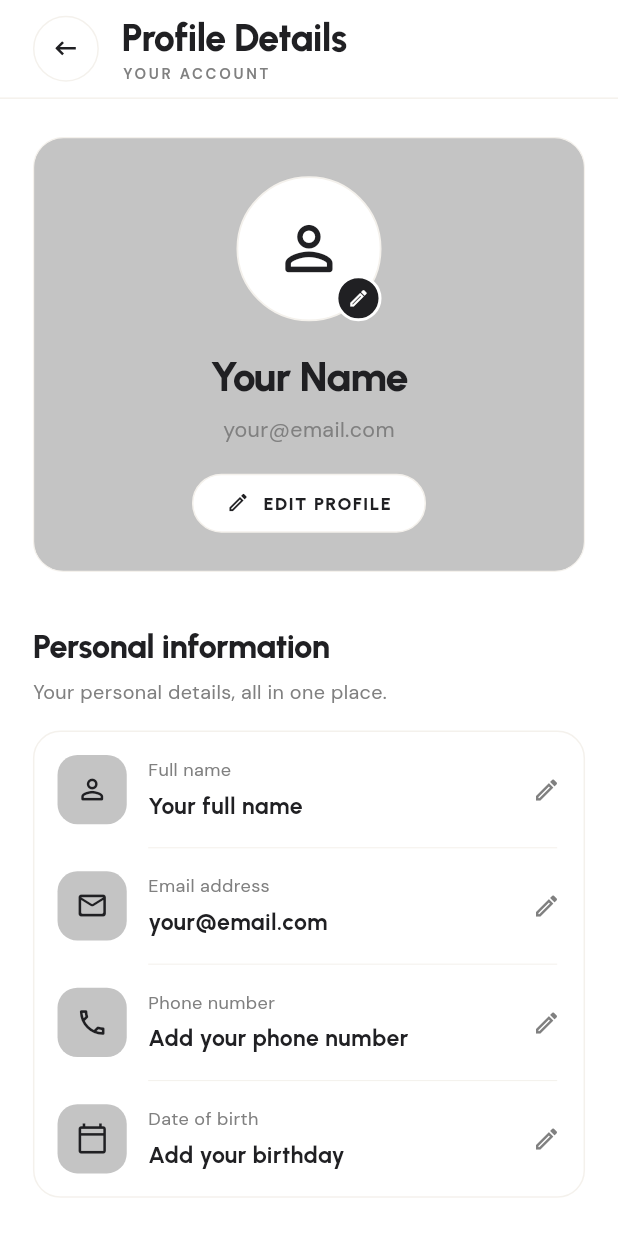
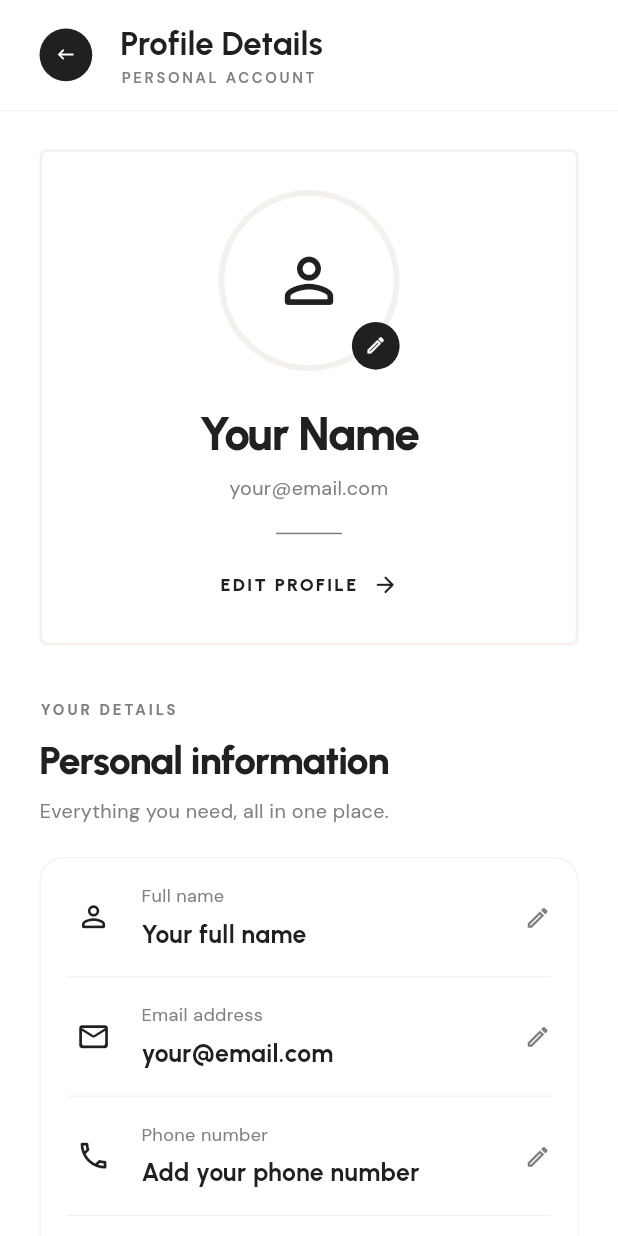
Before and after one commit to dhruvathevisiontech-cpu/maliaextention, a Flutter app: the Profiledetailsview screen opened by its route, on a phone screen of 412 x 824 dp. Run offline on Flutter 3.47's test engine with Material 3 defaults, Android fonts, the light colour scheme and no system bars; our stand-ins replace auto_size_text, carousel_slider, dotted_border, file_picker, flutter_screenutil, flutter_svg and 3 more; missing offline and left inert: phone_numbers_parser; accounts and stored records are empty; project files that could hold a hidden picture were left out.

Commit message:
New Changes

```diff
--- a/lib/apps/module/ProfileScreen/profiledetails/view/profiledetailsview.dart
+++ b/lib/apps/module/ProfileScreen/profiledetails/view/profiledetailsview.dart
@@ -7,6 +7,7 @@ import 'package:maliaextention/color/colorstheam.dart';
 import 'package:flutter_screenutil/flutter_screenutil.dart';
 import 'package:maliaextention/apps/module/bottomnavigation/controller/bottomnavigationcontroller.dart';
 import 'package:maliaextention/apps/module/ProfileScreen/profiledetails/controller/profiledetailscontroller.dart';
+
 class Profiledetailsview extends GetView<Profiledetailscontroller> {
   const Profiledetailsview({super.key});
 
@@ -25,14 +26,14 @@ class Profiledetailsview extends GetView<Profiledetailscontroller> {
           backgroundColor: Colorstheam.white,
           elevation: 0,
           scrolledUnderElevation: 0,
-          toolbarHeight: 64.h,
+          toolbarHeight: 72.h,
           titleSpacing: 0,
           title: Padding(
-            padding: EdgeInsets.symmetric(horizontal: 20.w),
+            padding: EdgeInsets.symmetric(horizontal: 24.w),
             child: Row(
               children: [
                 _backButton(),
-                SizedBox(width: 14.w),
+                SizedBox(width: 17.w),
                 Expanded(
                   child: Column(
                     crossAxisAlignment: CrossAxisAlignment.start,
@@ -41,22 +42,21 @@ class Profiledetailsview extends GetView<Profiledetailscontroller> {
                       Text(
                         Apptext.profiledetails,
                         style: TextStyle(
-                          fontFamily: 'Urbanist',
-                          fontSize: 23.sp,
-                          fontWeight: FontWeight.w800,
+                          fontSize: 20.sp,
+                          fontFamily: "Urbanist",
+                          fontWeight: FontWeight.bold,
                           color: Colorstheam.nobelblack,
-                          letterSpacing: -0.5,
                         ),
                       ),
-                      SizedBox(height: 2.h),
+                      SizedBox(height: 3.h),
                       Text(
-                        'YOUR ACCOUNT',
+                        'PERSONAL ACCOUNT',
                         style: TextStyle(
                           fontFamily: 'DMSans',
                           fontSize: 9.sp,
                           fontWeight: FontWeight.w600,
+                          letterSpacing: 1.8,
                           color: Colorstheam.grey,
-                          letterSpacing: 1.8,
                         ),
                       ),
                     ],
@@ -68,7 +68,7 @@ class Profiledetailsview extends GetView<Profiledetailscontroller> {
           bottom: PreferredSize(
             preferredSize: Size.fromHeight(1.h),
             child: Container(
-              height: 1.h,
+              height: 0.7.h,
               color: Colorstheam.clusterwhite,
             ),
           ),
@@ -77,125 +77,24 @@ class Profiledetailsview extends GetView<Profiledetailscontroller> {
           top: false,
           child: SingleChildScrollView(
             physics: const BouncingScrollPhysics(),
-            padding: EdgeInsets.fromLTRB(20.w, 25.h, 20.w, 35.h),
+            padding: EdgeInsets.fromLTRB(24.w, 25.h, 24.w, 35.h),
             child: Column(
               crossAxisAlignment: CrossAxisAlignment.start,
               children: [
                 _profileHeader(),
+                SizedBox(height: 36.h),
+                _sectionHeading(
+                  eyebrow: 'YOUR DETAILS',
+                  title: 'Personal information',
+                  subtitle: 'Everything you need, all in one place.',
+                ),
+                SizedBox(height: 20.h),
 
-                SizedBox(height: 34.h),
+                _personalInformation(),
 
-                _sectionHeading(
-                  title: 'Personal information',
-                  subtitle: 'Your personal details, all in one place.',
-                ),
+                SizedBox(height: 36.h),
 
-                SizedBox(height: 16.h),
-
-                _detailsCard([
-                  _detailRow(
-                    icon: Icons.person_outline_rounded,
-                    title: 'Full name',
-                    value: 'Your full name',
-                    onTap: () => _showEditMessage('Full Name'),
-                  ),
-                  _detailDivider(),
-                  _detailRow(
-                    icon: Icons.mail_outline_rounded,
-                    title: 'Email address',
-                    value: 'your@email.com',
-                    onTap: () => _showEditMessage('Email Address'),
-                  ),
-                  _detailDivider(),
-                  _detailRow(
-                    icon: Icons.phone_outlined,
-                    title: 'Phone number',
-                    value: 'Add your phone number',
-                    onTap: () => _showEditMessage('Phone Number'),
-                  ),
-                  _detailDivider(),
-                  _detailRow(
-                    icon: Icons.calendar_today_outlined,
-                    title: 'Date of birth',
-                    value: 'Add your birthday',
-                    onTap: () => _showEditMessage('Date of Birth'),
-                    showDividerSpace: false,
-                  ),
-                ]),
-
-                SizedBox(height: 32.h),
-
-                _sectionHeading(
-                  title: 'Account settings',
-                  subtitle: 'Make your account work for you.',
-                ),
-
-                SizedBox(height: 16.h),
-
-                _detailsCard([
-                  _actionRow(
-                    icon: Icons.location_on_outlined,
-                    title: 'Saved addresses',
-                    subtitle: 'Manage your delivery locations',
-                    onTap: () {
-                      // Navigate to your address list screen.
-                    },
-                  ),
-                  _detailDivider(),
-                  _actionRow(
-                    icon: Icons.shield_outlined,
-                    title: 'Password & security',
-                    subtitle: 'Keep your account protected',
-                    onTap: () {
-                      // Navigate to your password screen.
-                    },
-                  ),
-                  _detailDivider(),
-                  _actionRow(
-                    icon: Icons.notifications_none_rounded,
-                    title: 'Notifications',
-                    subtitle: 'Manage your preferences',
-                    onTap: () {
-                      // Navigate to your notification settings.
-                    },
-                    showDividerSpace: false,
-                  ),
-                ]),
-
-                SizedBox(height: 32.h),
-
-                Center(
-                  child: Column(
-                    children: [
-                      Container(
-                        width: 30.w,
-                        height: 1.h,
-                        color: Colorstheam.clusterwhite,
-                      ),
-                      SizedBox(height: 15.h),
-                      Text(
-                        'YOUR BEAUTY, YOUR WAY.',
-                        style: TextStyle(
-                          fontFamily: 'Urbanist',
-                          fontSize: 10.sp,
-                          fontWeight: FontWeight.w700,
-                          color: Colorstheam.grey,
-                          letterSpacing: 2.0,
-                        ),
-                      ),
-                      SizedBox(height: 5.h),
-                      Text(
-                        'Made for your confidence.',
-                        style: TextStyle(
-                          fontFamily: 'DMSans',
-                          fontSize: 12.sp,
-                          color: Colorstheam.grey,
-                          fontWeight: FontWeight.w400,
-                        ),
-                      ),
-                    ],
-                  ),
-                ),
+                _footer(),
               ],
             ),
           ),
@@ -204,23 +103,17 @@ class Profiledetailsview extends GetView<Profiledetailscontroller> {
     );
   }
 
-  // --------------------------------------------------
   // PROFILE HEADER
-  // --------------------------------------------------
 
   Widget _profileHeader() {
     return Container(
       width: double.infinity,
-      padding: EdgeInsets.symmetric(
-        horizontal: 20.w,
-        vertical: 25.h,
-      ),
+      padding: EdgeInsets.fromLTRB(20.w, 25.h, 20.w, 23.h),
       decoration: BoxDecoration(
-        color: Colorstheam.lightgrey,
-        borderRadius: BorderRadius.circular(20.r),
+        borderRadius: BorderRadius.circular(5.r),
         border: Border.all(
           color: Colorstheam.clusterwhite,
-          width: 0.8,
+          width: 1.8,
         ),
       ),
       child: Column(
@@ -229,109 +122,108 @@ class Profiledetailsview extends GetView<Profiledetailscontroller> {
             clipBehavior: Clip.none,
             children: [
               Container(
-                width: 88.w,
-                height: 88.w,
+                width: 110.w,
+                height: 110.w,
                 decoration: BoxDecoration(
+                  color: Colorstheam.white,
                   shape: BoxShape.circle,
-                  color: Colorstheam.white,
                   border: Border.all(
                     color: Colorstheam.clusterwhite,
-                    width: 1.2,
+                    width: 4,
                   ),
                 ),
                 child: Icon(
                   Icons.person_outline_rounded,
-                  size: 43.sp,
+                  size: 44.sp,
                   color: Colorstheam.nobelblack,
                 ),
               ),
               Positioned(
                 right: 0,
-                bottom: 0,
-                child: Container(
-                  width: 28.w,
-                  height: 28.w,
-                  decoration: BoxDecoration(
-                    color: Colorstheam.nobelblack,
-                    shape: BoxShape.circle,
-                    border: Border.all(
-                      color: Colorstheam.white,
-                      width: 2,
+                bottom: 1.h,
+                child: Material(
+                  color: Colorstheam.nobelblack,
+                  shape: const CircleBorder(),
+                  child: InkWell(
+                    customBorder: const CircleBorder(),
+                    onTap: () => _showEditMessage('Profile'),
+                    child: SizedBox(
+                      width: 29.w,
+                      height: 29.w,
+                      child: Icon(
+                        Icons.edit_outlined,
+                        size: 13.sp,
+                        color: Colorstheam.white,
+                      ),
                     ),
-                  ),
-                  child: Icon(
-                    Icons.edit_outlined,
-                    size: 13.sp,
-                    color: Colorstheam.white,
                   ),
                 ),
               ),
             ],
           ),
 
-          SizedBox(height: 17.h),
+          SizedBox(height: 19.h),
 
           Text(
             'Your Name',
             textAlign: TextAlign.center,
             style: TextStyle(
               fontFamily: 'Urbanist',
-              fontSize: 25.sp,
+              fontSize: 28.sp,
               fontWeight: FontWeight.w800,
-              letterSpacing: -0.6,
+              letterSpacing: -0.8,
               color: Colorstheam.nobelblack,
             ),
           ),
 
-          SizedBox(height: 6.h),
+          SizedBox(height: 5.h),
 
           Text(
             'your@email.com',
             textAlign: TextAlign.center,
             style: TextStyle(
               fontFamily: 'DMSans',
-              fontSize: 13.sp,
-              fontWeight: FontWeight.w400,
+              fontSize: 12.sp,
               color: Colorstheam.grey,
             ),
           ),
 
-          SizedBox(height: 19.h),
+          SizedBox(height: 20.h),
+
+          Container(
+            width: 40.w,
+            height: 1.h,
+            color: Colorstheam.grey,
+          ),
+
+          SizedBox(height: 17.h),
 
           InkWell(
             onTap: () => _showEditMessage('Profile'),
-            borderRadius: BorderRadius.circular(30.r),
-            child: Container(
+            borderRadius: BorderRadius.circular(8.r),
+            child: Padding(
               padding: EdgeInsets.symmetric(
-                horizontal: 20.w,
-                vertical: 10.h,
-              ),
-              decoration: BoxDecoration(
-                color: Colorstheam.white,
-                borderRadius: BorderRadius.circular(30.r),
-                border: Border.all(
-                  color: Colorstheam.clusterwhite,
-                  width: 1,
-                ),
+                horizontal: 12.w,
+                vertical: 7.h,
               ),
               child: Row(
                 mainAxisSize: MainAxisSize.min,
                 children: [
-                  Icon(
-                    Icons.edit_outlined,
-                    size: 14.sp,
-                    color: Colorstheam.nobelblack,
-                  ),
-                  SizedBox(width: 8.w),
                   Text(
                     'EDIT PROFILE',
                     style: TextStyle(
                       fontFamily: 'Urbanist',
                       fontSize: 11.sp,
                       fontWeight: FontWeight.w800,
-                      letterSpacing: 1.0,
+                      letterSpacing: 1.5,
                       color: Colorstheam.nobelblack,
                     ),
+                  ),
+                  SizedBox(width: 9.w),
+                  Icon(
+                    Icons.arrow_forward_rounded,
+                    size: 16.sp,
+                    color: Colorstheam.nobelblack,
                   ),
                 ],
               ),
@@ -342,11 +234,10 @@ class Profiledetailsview extends GetView<Profiledetailscontroller> {
     );
   }
 
-  // --------------------------------------------------
   // SECTION HEADING
-  // --------------------------------------------------
 
   Widget _sectionHeading({
+    required String eyebrow,
     required String title,
     required String subtitle,
   }) {
@@ -354,12 +245,23 @@ class Profiledetailsview extends GetView<Profiledetailscontroller> {
       crossAxisAlignment: CrossAxisAlignment.start,
       children: [
         Text(
+          eyebrow,
+          style: TextStyle(
+            fontFamily: 'DMSans',
+            fontSize: 9.sp,
+            fontWeight: FontWeight.w700,
+            letterSpacing: 2,
+            color: Colorstheam.grey,
+          ),
+        ),
+        SizedBox(height: 7.h),
+        Text(
           title,
           style: TextStyle(
             fontFamily: 'Urbanist',
-            fontSize: 20.sp,
+            fontSize: 24.sp,
             fontWeight: FontWeight.w800,
-            letterSpacing: -0.4,
+            letterSpacing: -0.7,
             color: Colorstheam.nobelblack,
           ),
         ),
@@ -369,7 +271,7 @@ class Profiledetailsview extends GetView<Profiledetailscontroller> {
           style: TextStyle(
             fontFamily: 'DMSans',
             fontSize: 12.sp,
-            fontWeight: FontWeight.w400,
+            height: 1.5,
             color: Colorstheam.grey,
           ),
         ),
@@ -377,78 +279,77 @@ class Profiledetailsview extends GetView<Profiledetailscontroller> {
     );
   }
 
-  // --------------------------------------------------
-  // DETAILS CARD
-  // --------------------------------------------------
+  // PERSONAL INFORMATION
 
-  Widget _detailsCard(List<Widget> children) {
+  Widget _personalInformation() {
     return Container(
-      width: double.infinity,
+      padding: EdgeInsets.symmetric(horizontal: 16.w),
       decoration: BoxDecoration(
         color: Colorstheam.white,
-        borderRadius: BorderRadius.circular(18.r),
+        borderRadius: BorderRadius.circular(16.r),
         border: Border.all(
           color: Colorstheam.clusterwhite,
-          width: 1,
+          width: 0.8,
         ),
       ),
       child: Column(
-        children: children,
+        children: [
+          _personalRow(
+            icon: Icons.person_outline_rounded,
+            title: 'Full name',
+            value: 'Your full name',
+            onTap: () => _showEditMessage('Full Name'),
+          ),
+          _divider(),
+          _personalRow(
+            icon: Icons.mail_outline_rounded,
+            title: 'Email address',
+            value: 'your@email.com',
+            onTap: () => _showEditMessage('Email Address'),
+          ),
+          _divider(),
+          _personalRow(
+            icon: Icons.phone_outlined,
+            title: 'Phone number',
+            value: 'Add your phone number',
+            onTap: () => _showEditMessage('Phone Number'),
+          ),
+          _divider(),
+          _personalRow(
+            icon: Icons.calendar_today_outlined,
+            title: 'Date of birth',
+            value: 'Add your birthday',
+            onTap: () => _showEditMessage('Date of Birth'),
+          ),
+        ],
       ),
     );
   }
 
-  Widget _leadingIcon(IconData icon) {
-    return Container(
-      width: 42.w,
-      height: 42.w,
-      decoration: BoxDecoration(
-        color: Colorstheam.lightgrey,
-        borderRadius: BorderRadius.circular(13.r),
-      ),
-      child: Icon(
-        icon,
-        size: 20.sp,
-        color: Colorstheam.nobelblack,
-      ),
-    );
-  }
-
-  Widget _detailDivider() {
-    return Padding(
-      padding: EdgeInsets.only(left: 69.w, right: 16.w),
-      child: Divider(
-        height: 1.h,
-        thickness: 0.7,
-        color: Colorstheam.clusterwhite,
-      ),
-    );
-  }
-
-  // --------------------------------------------------
-  // PERSONAL INFORMATION ROW
-  // --------------------------------------------------
-
-  Widget _detailRow({
+  Widget _personalRow({
     required IconData icon,
     required String title,
     required String value,
     required VoidCallback onTap,
-    bool showDividerSpace = true,
   }) {
     return Material(
       color: Colors.transparent,
       child: InkWell(
         onTap: onTap,
-        borderRadius: BorderRadius.circular(17.r),
+        borderRadius: BorderRadius.circular(10.r),
         child: Padding(
-          padding: EdgeInsets.symmetric(
-            horizontal: 14.w,
-            vertical: 15.h,
-          ),
+          padding: EdgeInsets.symmetric(vertical: 16.h),
           child: Row(
             children: [
-              _leadingIcon(icon),
+              SizedBox(
+                width: 32.w,
+                child: Icon(
+                  icon,
+                  size: 21.sp,
+                  color: Colorstheam.nobelblack,
+                ),
+              ),
+
               SizedBox(width: 13.w),
 
               Expanded(
@@ -460,7 +361,7 @@ class Profiledetailsview extends GetView<Profiledetailscontroller> {
                       style: TextStyle(
                         fontFamily: 'DMSans',
                         fontSize: 11.sp,
-                        fontWeight: FontWeight.w500,
+                        fontWeight: FontWeight.w400,
                         color: Colorstheam.grey,
                       ),
                     ),
@@ -469,7 +370,7 @@ class Profiledetailsview extends GetView<Profiledetailscontroller> {
                       value,
                       style: TextStyle(
                         fontFamily: 'Urbanist',
-                        fontSize: 14.sp,
+                        fontSize: 15.sp,
                         fontWeight: FontWeight.w700,
                         color: Colorstheam.nobelblack,
                       ),
@@ -478,11 +379,9 @@ class Profiledetailsview extends GetView<Profiledetailscontroller> {
                 ),
               ),
 
-              SizedBox(width: 8.w),
-
               Icon(
                 Icons.edit_outlined,
-                size: 17.sp,
+                size: 16.sp,
                 color: Colorstheam.grey,
               ),
             ],
@@ -492,30 +391,70 @@ class Profiledetailsview extends GetView<Profiledetailscontroller> {
     );
   }
 
-  // --------------------------------------------------
-  // ACCOUNT SETTINGS ROW
-  // --------------------------------------------------
+  // ACCOUNT SETTINGS
 
-  Widget _actionRow({
+  Widget _accountSettings() {
+    return Container(
+      padding: EdgeInsets.symmetric(horizontal: 16.w),
+      decoration: BoxDecoration(
+        color: Colorstheam.white,
+        borderRadius: BorderRadius.circular(16.r),
+        border: Border.all(
+          color: Colorstheam.clusterwhite,
+          width: 0.8,
+        ),
+      ),
+      child: Column(
+        children: [
+          _settingRow(
+            icon: Icons.location_on_outlined,
+            title: 'Saved addresses',
+            subtitle: 'Manage your delivery locations',
+            onTap: () {},
+          ),
+          _divider(),
+          _settingRow(
+            icon: Icons.shield_outlined,
+            title: 'Password & security',
+            subtitle: 'Keep your account protected',
+            onTap: () {},
+          ),
+          _divider(),
+          _settingRow(
+            icon: Icons.notifications_none_rounded,
+            title: 'Notifications',
+            subtitle: 'Manage your preferences',
+            onTap: () {},
+          ),
+        ],
+      ),
+    );
+  }
+
+  Widget _settingRow({
     required IconData icon,
     required String title,
     required String subtitle,
     required VoidCallback onTap,
-    bool showDividerSpace = true,
   }) {
     return Material(
       color: Colors.transparent,
       child: InkWell(
         onTap: onTap,
-        borderRadius: BorderRadius.circular(17.r),
+        borderRadius: BorderRadius.circular(10.r),
         child: Padding(
-          padding: EdgeInsets.symmetric(
-            horizontal: 14.w,
-            vertical: 15.h,
-          ),
+          padding: EdgeInsets.symmetric(vertical: 16.h),
           child: Row(
             children: [
-              _leadingIcon(icon),
+              SizedBox(
+                width: 32.w,
+                child: Icon(
+                  icon,
+                  size: 21.sp,
+                  color: Colorstheam.nobelblack,
+                ),
+              ),
+
               SizedBox(width: 13.w),
 
               Expanded(
@@ -537,7 +476,6 @@ class Profiledetailsview extends GetView<Profiledetailscontroller> {
                       style: TextStyle(
                         fontFamily: 'DMSans',
                         fontSize: 11.sp,
-                        fontWeight: FontWeight.w400,
                         color: Colorstheam.grey,
                       ),
                     ),
@@ -545,11 +483,9 @@ class Profiledetailsview extends GetView<Profiledetailscontroller> {
                 ),
               ),
 
-              SizedBox(width: 8.w),
-
               Icon(
                 Icons.arrow_forward_ios_rounded,
-                size: 14.sp,
+                size: 13.sp,
                 color: Colorstheam.grey,
               ),
             ],
@@ -559,9 +495,81 @@ class Profiledetailsview extends GetView<Profiledetailscontroller> {
     );
   }
 
-  // --------------------------------------------------
-  // EDIT MESSAGE
-  // --------------------------------------------------
+  Widget _divider() {
+    return Divider(
+      height: 1.h,
+      thickness: 0.7,
+      color: Colorstheam.clusterwhite,
+    );
+  }
+
+  // FOOTER
+
+  Widget _footer() {
+    return Center(
+      child: Column(
+        children: [
+          Container(
+            width: 35.w,
+            height: 1.h,
+            color: Colorstheam.clusterwhite,
+          ),
+          SizedBox(height: 17.h),
+          Text(
+            'YOUR BEAUTY, YOUR WAY.',
+            textAlign: TextAlign.center,
+            style: TextStyle(
+              fontFamily: 'Urbanist',
+              fontSize: 10.sp,
+              fontWeight: FontWeight.w800,
+              letterSpacing: 2,
+              color: Colorstheam.grey,
+            ),
+          ),
+          SizedBox(height: 7.h),
+          Text(
+            'Made for your confidence.',
+            textAlign: TextAlign.center,
+            style: TextStyle(
+              fontFamily: 'DMSans',
+              fontSize: 12.sp,
+              color: Colorstheam.grey,
+            ),
+          ),
+        ],
+      ),
+    );
+  }
+
+  // BACK BUTTON
+
+  Widget _backButton() {
+    return GestureDetector(
+      behavior: HitTestBehavior.opaque,
+      onTap: () {
+        final bottomNav = Get.find<Bottomnavigationcontroller>();
+        bottomNav.selectedIndex.value = 4;
+        bottomNav.currentPage.value = PageType.profile;
+      },
+      child: Container(
+        width: 32.w,
+        height: 32.w,
+        decoration: BoxDecoration(
+          shape: BoxShape.circle,
+          color: Colorstheam.nobelblack,
+        ),
+        child: Center(
+          child: SvgPicture.asset(
+            "asset/svg/arrowleft.svg",
+            width: 10.w,
+            height: 10.h,
+          ),
+        ),
+      ),
+    );
+  }
+
+  // EDIT MESSAGEz
 
   void _showEditMessage(String field) {
     Get.snackbar(
@@ -574,41 +582,4 @@ class Profiledetailsview extends GetView<Profiledetailscontroller> {
       borderRadius: 14.r,
     );
   }
-
-  // --------------------------------------------------
-  // BACK BUTTON
-  // --------------------------------------------------
-
-  Widget _backButton() {
-    return GestureDetector(
-      behavior: HitTestBehavior.opaque,
-      onTap: () {
-        final bottomNav = Get.find<Bottomnavigationcontroller>();
-        bottomNav.selectedIndex.value = 4;
-        bottomNav.currentPage.value = PageType.policy;
-      },
-      child: Container(
-        width: 40.w,
-        height: 40.w,
-        alignment: Alignment.center,
-        decoration: BoxDecoration(
-          color: Colorstheam.white,
-          shape: BoxShape.circle,
-          border: Border.all(
-            color: Colorstheam.clusterwhite,
-            width: 1,
-          ),
-        ),
-        child: SvgPicture.asset(
-          'asset/svg/arrowleft.svg',
-          width: 13.w,
-          height: 13.h,
-          colorFilter: ColorFilter.mode(
-            Colorstheam.nobelblack,
-            BlendMode.srcIn,
-          ),
-        ),
-      ),
-    );
-  }
 }
--- a/lib/apps/module/ProfileScreen/termsandservice/view/termsandserviceview.dart
+++ b/lib/apps/module/ProfileScreen/termsandservice/view/termsandserviceview.dart
@@ -8,7 +8,6 @@ import 'package:maliaextention/color/colorstheam.dart';
 import 'package:flutter_screenutil/flutter_screenutil.dart';
 import 'package:maliaextention/apps/module/bottomnavigation/controller/bottomnavigationcontroller.dart';
 import 'package:maliaextention/apps/module/ProfileScreen/termsandservice/controller/termsandservicecontroller.dart';
-
 
 class Termsandserviceview extends GetView<Termsandservicecontroller> {
   Termsandserviceview({super.key});
```
Also changed, not shown: 1 other file.
